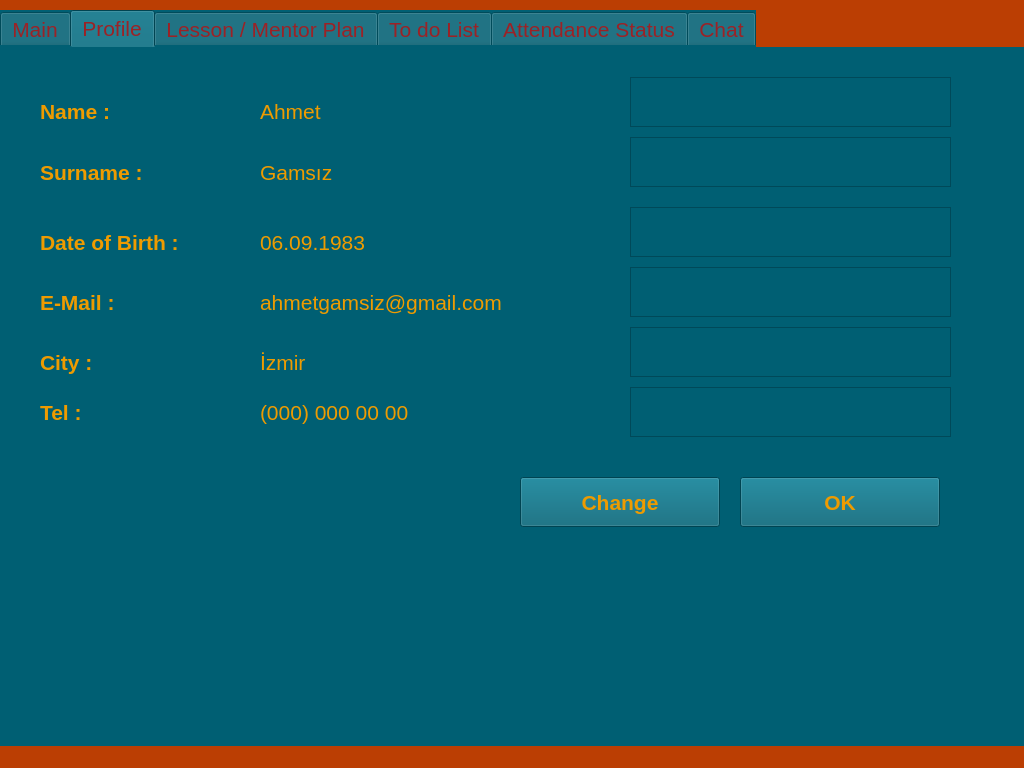
Qt form Student_UI/Student_Ui.ui (otufan/school-management-system) before a commit.
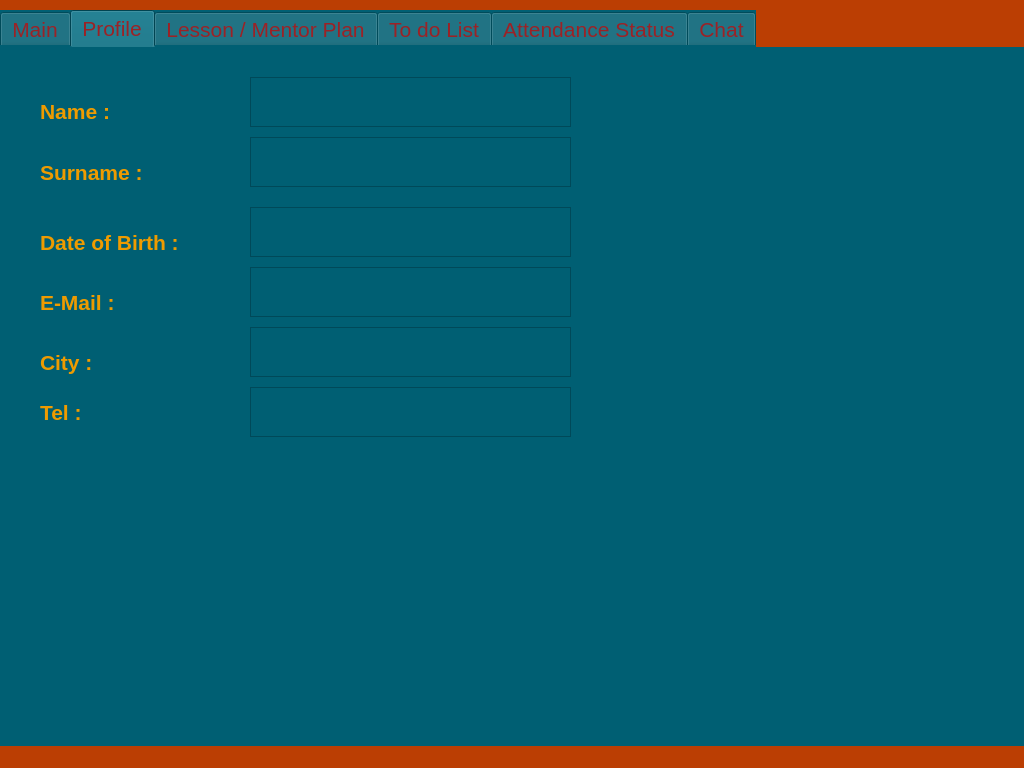
The same form after that commit. The open tabs and pages were chosen to show the change.

Commit message: teacher ui and student ui edited

The edit to the form file:
```diff
--- a/Student_UI/Student_Ui.ui
+++ b/Student_UI/Student_Ui.ui
@@ -513,201 +513,10 @@
        <string>Tel :</string>
       </property>
      </widget>
-     <widget class="QLabel" name="student_profil_name">
-      <property name="geometry">
-       <rect>
-        <x>260</x>
-        <y>39</y>
-        <width>200</width>
-        <height>51</height>
-       </rect>
-      </property>
-      <property name="minimumSize">
-       <size>
-        <width>200</width>
-        <height>50</height>
-       </size>
-      </property>
-      <property name="font">
-       <font>
-        <pointsize>16</pointsize>
-       </font>
-      </property>
-      <property name="styleSheet">
-       <string notr="true">color: rgb(238, 155, 0);</string>
-      </property>
-      <property name="text">
-       <string>Ahmet</string>
-      </property>
-     </widget>
-     <widget class="QLabel" name="student_profil_surname">
-      <property name="geometry">
-       <rect>
-        <x>260</x>
-        <y>100</y>
-        <width>200</width>
-        <height>50</height>
-       </rect>
-      </property>
-      <property name="minimumSize">
-       <size>
-        <width>200</width>
-        <height>50</height>
-       </size>
-      </property>
-      <property name="font">
-       <font>
-        <pointsize>16</pointsize>
-       </font>
-      </property>
-      <property name="styleSheet">
-       <string notr="true">color: rgb(238, 155, 0);</string>
-      </property>
-      <property name="text">
-       <string>Gamsız</string>
-      </property>
-     </widget>
-     <widget class="QLabel" name="student_profil_birth">
-      <property name="geometry">
-       <rect>
-        <x>260</x>
-        <y>170</y>
-        <width>200</width>
-        <height>50</height>
-       </rect>
-      </property>
-      <property name="minimumSize">
-       <size>
-        <width>200</width>
-        <height>50</height>
-       </size>
-      </property>
-      <property name="font">
-       <font>
-        <pointsize>16</pointsize>
-       </font>
-      </property>
-      <property name="styleSheet">
-       <string notr="true">color: rgb(238, 155, 0);</string>
-      </property>
-      <property name="text">
-       <string>06.09.1983</string>
-      </property>
-     </widget>
-     <widget class="QLabel" name="student_profil_mail">
-      <property name="geometry">
-       <rect>
-        <x>260</x>
-        <y>230</y>
-        <width>350</width>
-        <height>50</height>
-       </rect>
-      </property>
-      <property name="minimumSize">
-       <size>
-        <width>350</width>
-        <height>50</height>
-       </size>
-      </property>
-      <property name="font">
-       <font>
-        <pointsize>16</pointsize>
-       </font>
-      </property>
-      <property name="styleSheet">
-       <string notr="true">color: rgb(238, 155, 0);</string>
-      </property>
-      <property name="text">
-       <string>ahmetgamsiz@gmail.com</string>
-      </property>
-     </widget>
-     <widget class="QLabel" name="student_profil_city">
-      <property name="geometry">
-       <rect>
-        <x>260</x>
-        <y>290</y>
-        <width>200</width>
-        <height>50</height>
-       </rect>
-      </property>
-      <property name="minimumSize">
-       <size>
-        <width>200</width>
-        <height>50</height>
-       </size>
-      </property>
-      <property name="font">
-       <font>
-        <pointsize>16</pointsize>
-       </font>
-      </property>
-      <property name="styleSheet">
-       <string notr="true">color: rgb(238, 155, 0);</string>
-      </property>
-      <property name="text">
-       <string>İzmir</string>
-      </property>
-     </widget>
-     <widget class="QLabel" name="student_profil_tel">
-      <property name="geometry">
-       <rect>
-        <x>260</x>
-        <y>340</y>
-        <width>200</width>
-        <height>50</height>
-       </rect>
-      </property>
-      <property name="minimumSize">
-       <size>
-        <width>200</width>
-        <height>50</height>
-       </size>
-      </property>
-      <property name="font">
-       <font>
-        <pointsize>16</pointsize>
-       </font>
-      </property>
-      <property name="styleSheet">
-       <string notr="true">color: rgb(238, 155, 0);</string>
-      </property>
-      <property name="text">
-       <string>(000) 000 00 00</string>
-      </property>
-     </widget>
-     <widget class="QPushButton" name="student_profil_change_button">
-      <property name="geometry">
-       <rect>
-        <x>520</x>
-        <y>430</y>
-        <width>200</width>
-        <height>50</height>
-       </rect>
-      </property>
-      <property name="minimumSize">
-       <size>
-        <width>150</width>
-        <height>50</height>
-       </size>
-      </property>
-      <property name="font">
-       <font>
-        <pointsize>16</pointsize>
-        <weight>75</weight>
-        <bold>true</bold>
-       </font>
-      </property>
-      <property name="styleSheet">
-       <string notr="true">color: rgb(238, 155, 0);</string>
-      </property>
-      <property name="text">
-       <string>Change</string>
-      </property>
-     </widget>
      <widget class="QTextEdit" name="student_profil_name_edit">
       <property name="geometry">
        <rect>
-        <x>630</x>
+        <x>250</x>
         <y>30</y>
         <width>321</width>
         <height>50</height>
@@ -734,39 +543,10 @@
        <bool>false</bool>
       </property>
      </widget>
-     <widget class="QPushButton" name="student_profil_ok_button">
-      <property name="geometry">
-       <rect>
-        <x>740</x>
-        <y>430</y>
-        <width>200</width>
-        <height>50</height>
-       </rect>
-      </property>
-      <property name="minimumSize">
-       <size>
-        <width>150</width>
-        <height>50</height>
-       </size>
-      </property>
-      <property name="font">
-       <font>
-        <pointsize>16</pointsize>
-        <weight>75</weight>
-        <bold>true</bold>
-       </font>
-      </property>
-      <property name="styleSheet">
-       <string notr="true">color: rgb(238, 155, 0);</string>
-      </property>
-      <property name="text">
-       <string>OK</string>
-      </property>
-     </widget>
      <widget class="QTextEdit" name="student_profil_surname_edit">
       <property name="geometry">
        <rect>
-        <x>630</x>
+        <x>250</x>
         <y>90</y>
         <width>321</width>
         <height>50</height>
@@ -796,7 +576,7 @@
      <widget class="QTextEdit" name="student_profil_birth_edit">
       <property name="geometry">
        <rect>
-        <x>630</x>
+        <x>250</x>
         <y>160</y>
         <width>321</width>
         <height>50</height>
@@ -826,7 +606,7 @@
      <widget class="QTextEdit" name="student_profil_mail_edit">
       <property name="geometry">
        <rect>
-        <x>630</x>
+        <x>250</x>
         <y>220</y>
         <width>321</width>
         <height>50</height>
@@ -856,7 +636,7 @@
      <widget class="QTextEdit" name="student_profil_city_edit">
       <property name="geometry">
        <rect>
-        <x>630</x>
+        <x>250</x>
         <y>280</y>
         <width>321</width>
         <height>50</height>
@@ -877,7 +657,7 @@
        <string notr="true">color: rgb(238, 155, 0);</string>
       </property>
       <property name="readOnly">
-       <bool>true</bool>
+       <bool>false</bool>
       </property>
       <property name="overwriteMode">
        <bool>false</bool>
@@ -886,7 +666,7 @@
      <widget class="QTextEdit" name="student_profil_tel_edit">
       <property name="geometry">
        <rect>
-        <x>630</x>
+        <x>250</x>
         <y>340</y>
         <width>321</width>
         <height>50</height>
@@ -907,7 +687,7 @@
        <string notr="true">color: rgb(238, 155, 0);</string>
       </property>
       <property name="readOnly">
-       <bool>true</bool>
+       <bool>false</bool>
       </property>
       <property name="overwriteMode">
        <bool>false</bool>
```
Left out of the diff: 16 changed lines with no effect on the pictures. The commit also changes 11 other files.
